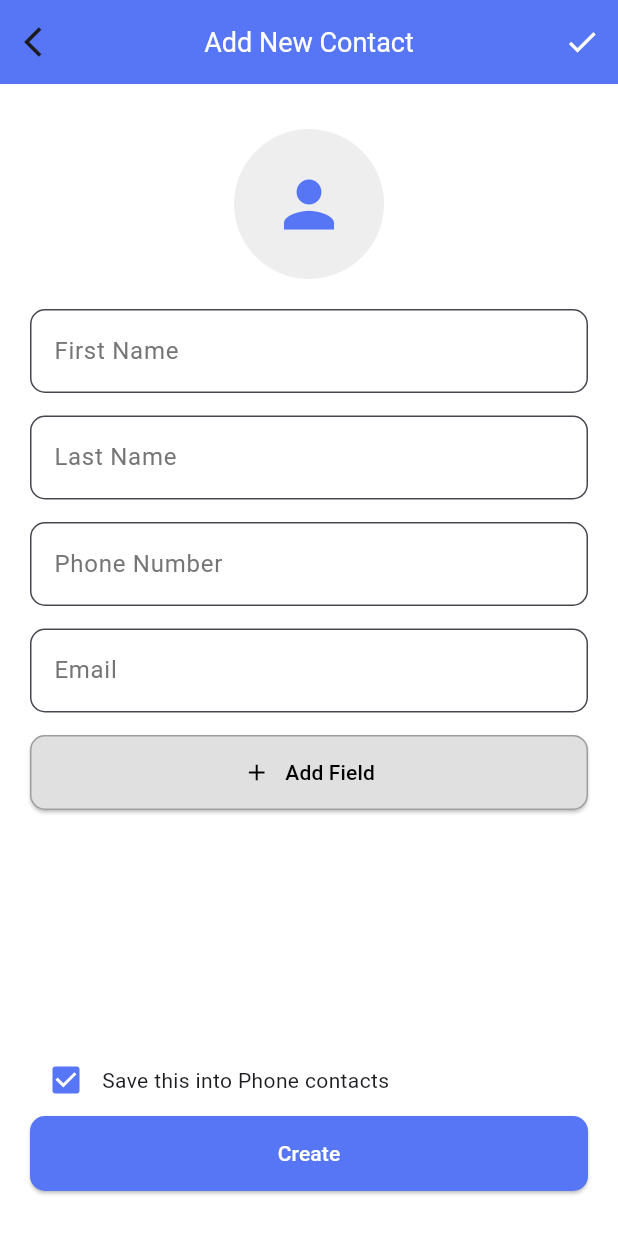
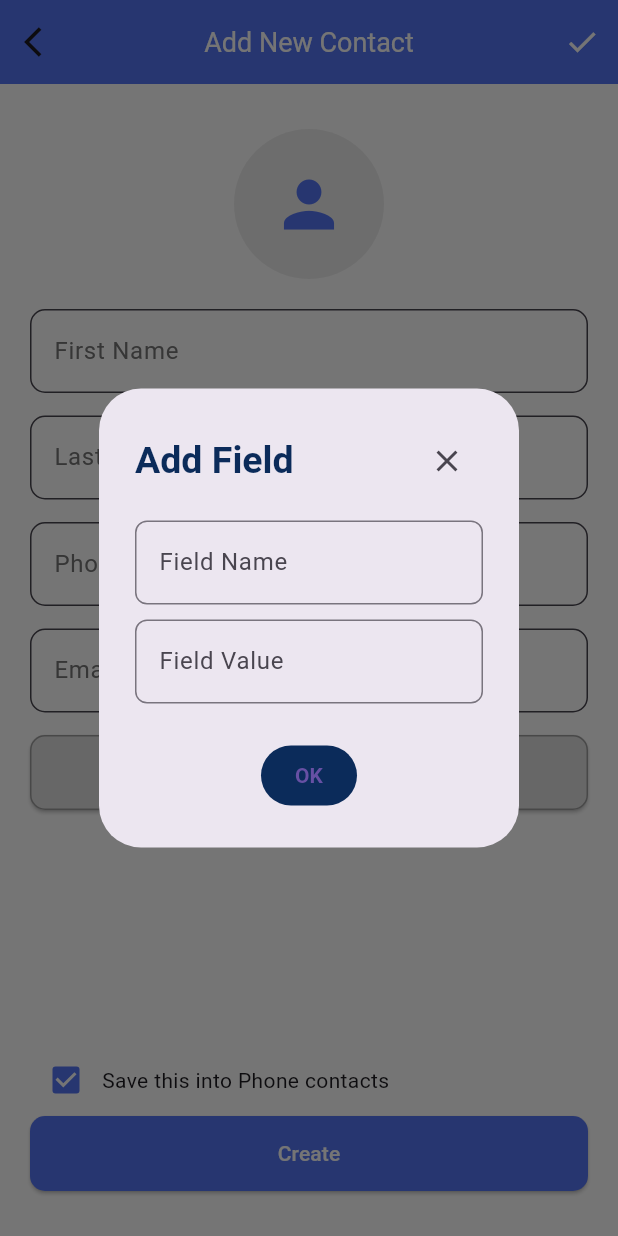
Before and after one commit to koshik8/contactSearch, a Flutter app: the AddContactPage screen opened directly, after a tap on "Add Field", on a phone screen of 412 x 824 dp. Run offline on Flutter 3.47's test engine with Material 3 defaults, Android fonts, the phone set to English and light mode, and no system bars; our stand-ins replace contacts_service, permission_handler.

Commit message:
third commit

```diff
--- a/lib/views/add_contact_page.dart
+++ b/lib/views/add_contact_page.dart
@@ -1,13 +1,14 @@
 import 'package:flutter/material.dart';
 import 'package:provider/provider.dart';
 import '../viewmodels/contact_viewmodel.dart';
-import '../models/contact_model.dart'; // Import the ContactModel
+import '../models/contact_model.dart';
 import 'package:permission_handler/permission_handler.dart';
 
 class AddContactPage extends StatefulWidget {
   const AddContactPage({super.key});
 
   @override
+  // ignore: library_private_types_in_public_api
   _AddContactPageState createState() => _AddContactPageState();
 }
 
@@ -16,7 +17,8 @@ class _AddContactPageState extends State<AddContactPage> {
   String lastName = '';
   String phno = '';
   String email = '';
-  bool? ree = true;
+  bool? saveToPhoneContacts = true; // Renamed for clarity
+  final List<Map<String, String>> customFields = []; // Store additional fields
 
   @override
   void initState() {
@@ -31,19 +33,92 @@ class _AddContactPageState extends State<AddContactPage> {
     }
   }
 
+  void _addCustomField() {
+    showDialog(
+      context: context,
+      builder: (context) {
+        String fieldName = '';
+        String fieldValue = '';
+
+        return AlertDialog(
+          title: Row(
+            mainAxisAlignment: MainAxisAlignment.spaceBetween,
+            children: [
+              const Text('Add Field'),
+              IconButton(
+                icon: const Icon(Icons.close),
+                onPressed: () => Navigator.pop(context),
+              ),
+            ],
+          ),
+          titleTextStyle: const TextStyle(
+              color: Color.fromARGB(255, 11, 43, 90),
+              fontWeight: FontWeight.w700,
+              fontSize: 25.0),
+          actions: [
+            Center(
+              child: TextButton(
+                style: TextButton.styleFrom(backgroundColor: const Color.fromARGB(255, 11, 43, 90),textStyle: const TextStyle(fontWeight: FontWeight.bold,color:Colors.white) ),
+                onPressed: () {
+                  if (fieldName.isNotEmpty && fieldValue.isNotEmpty) {
+                    setState(() {
+                      customFields.add({'name': fieldName, 'value': fieldValue});
+                    });
+                    Navigator.pop(context);
+                  } else {
+                    // Show an error message if fields are empty
+                    ScaffoldMessenger.of(context).showSnackBar(
+                      const SnackBar(content: Text('Both fields are required.')),
+                    );
+                  }
+                },
+                child: const Text('OK'),
+              ),
+            ),
+          ],
+          content: Column(
+            mainAxisSize: MainAxisSize.min,
+            children: [
+              TextField(
+                decoration: InputDecoration(labelText: 'Field Name',border: OutlineInputBorder(
+                  borderRadius: BorderRadius.circular(8.0), // Rounded corners
+                  borderSide: const BorderSide(color: Colors.grey), // Border color
+                ),),
+                onChanged: (value) {
+                  fieldName = value;
+                },
+              ),
+              const SizedBox(height: 10),
+              TextField(
+                decoration:  InputDecoration(labelText: 'Field Value',border: OutlineInputBorder(
+                  borderRadius: BorderRadius.circular(8.0), // Rounded corners
+                  borderSide: const BorderSide(color: Colors.grey), // Border color
+                ),),
+                onChanged: (value) {
+                  fieldValue = value;
+                },
+              ),
+            ],
+          ),
+        );
+      },
+    );
+  }
+
   @override
   Widget build(BuildContext context) {
-    final contactViewModel = Provider.of<ContactViewModel>(context, listen: false);
+    final contactViewModel =
+        Provider.of<ContactViewModel>(context, listen: false);
 
     return Scaffold(
-      backgroundColor: Colors.white, // Match background as in the images
+        backgroundColor: Colors.white,
         appBar: AppBar(
           centerTitle: true,
           title: const Text(
             'Add New Contact',
-          style: TextStyle(color: Colors.white, fontSize: 18), // Match text style in images
+            style: TextStyle(color: Colors.white, fontSize: 18),
           ),
-        backgroundColor: const Color(0xFF5676F5), // Blue color in image
+          backgroundColor: const Color(0xFF5676F5),
           leading: IconButton(
             icon: const Icon(Icons.arrow_back_ios),
             onPressed: () {
@@ -58,12 +133,18 @@ class _AddContactPageState extends State<AddContactPage> {
                   contactViewModel.addContact(ContactModel(
                     firstName: firstName.isEmpty ? 'Unnamed' : firstName,
                     lastName: lastName.isEmpty ? '' : lastName,
-                  phoneNumbers: {},
+                    phoneNumbers: {'Mobile': phno},
+                    email: email,
+                    isVerified:
+                        false, // Set newly created contact to not verified
+                    // Adding custom fields to the contact if needed
                   ));
                   Navigator.pop(context);
                 } else {
                   ScaffoldMessenger.of(context).showSnackBar(
-                  const SnackBar(content: Text('At least a first or last name is required.')),
+                    const SnackBar(
+                        content:
+                            Text('At least a first or last name is required.')),
                   );
                 }
               },
@@ -75,26 +156,24 @@ class _AddContactPageState extends State<AddContactPage> {
           child: Column(
             crossAxisAlignment: CrossAxisAlignment.center,
             children: [
-            // Profile image section
               CircleAvatar(
                 radius: 50,
-              backgroundColor: Colors.grey[200], // Matches background color in the image
+                backgroundColor: Colors.grey[200],
                 child: const Icon(
                   Icons.person,
                   size: 50,
-                color: Color(0xFF5676F5), // Use matching color for the icon
+                  color: Color(0xFF5676F5),
                 ),
               ),
               const SizedBox(height: 20),
-            // First name input
               TextField(
                 decoration: InputDecoration(
                   labelText: 'First Name',
-                labelStyle: TextStyle(color: Colors.grey[600]), // Style matching the image
+                  labelStyle: TextStyle(color: Colors.grey[600]),
                   fillColor: Colors.white,
                   filled: true,
                   border: OutlineInputBorder(
-                  borderRadius: BorderRadius.circular(10.0), // Rounded input fields
+                    borderRadius: BorderRadius.circular(10.0),
                   ),
                 ),
                 onChanged: (value) {
@@ -103,8 +182,7 @@ class _AddContactPageState extends State<AddContactPage> {
                   });
                 },
               ),
-            const SizedBox(height: 15 ),
-            // Last name input
+              const SizedBox(height: 15),
               TextField(
                 decoration: InputDecoration(
                   labelText: 'Last Name',
@@ -121,8 +199,7 @@ class _AddContactPageState extends State<AddContactPage> {
                   });
                 },
               ),
-            const SizedBox(height: 15 ),
-            // Phone number input
+              const SizedBox(height: 15),
               TextField(
                 decoration: InputDecoration(
                   labelText: 'Phone Number',
@@ -139,8 +216,7 @@ class _AddContactPageState extends State<AddContactPage> {
                   });
                 },
               ),
-            const SizedBox(height: 15 ),
-            // Email input
+              const SizedBox(height: 15),
               TextField(
                 decoration: InputDecoration(
                   labelText: 'Email',
@@ -158,47 +234,68 @@ class _AddContactPageState extends State<AddContactPage> {
                 },
               ),
               const SizedBox(height: 15),
-            // Pick contact button
+
+              // Dynamic fields added here
+              ...customFields.map((field) {
+                return Padding(
+                  padding: const EdgeInsets.only(bottom: 15.0),
+                  child: TextField(
+                    decoration: InputDecoration(
+                      labelText: '${field['name']}',
+                      labelStyle: TextStyle(color: Colors.grey[600]),
+                      fillColor: Colors.white,
+                      filled: true,
+                      border: OutlineInputBorder(
+                        borderRadius: BorderRadius.circular(10.0),
+                      ),
+                    ),
+                    onChanged: (value) {
+                      // You can handle the value of the custom fields here if needed
+                    },
+                  ),
+                );
+              // ignore: unnecessary_to_list_in_spreads
+              }).toList(),
+
               ElevatedButton(
                 style: ElevatedButton.styleFrom(
-                backgroundColor: Colors.grey[300], // Gray background button in the image
+                  backgroundColor: Colors.grey[300],
                   minimumSize: const Size(double.infinity, 50),
                   shape: RoundedRectangleBorder(
-                  borderRadius: BorderRadius.circular(10.0), // Rounded button
+                    borderRadius: BorderRadius.circular(10.0),
                   ),
-                side: const BorderSide(color: Colors.grey), // Border around button
+                  side: const BorderSide(color: Colors.grey),
                 ),
-              onPressed: () async {
-                await requestContactPermission();
-                contactViewModel.pickContact();
+                onPressed: () {
+                  _addCustomField(); // Call the method to show dialog
                 },
-              child: Row(
+                child: const Row(
                   mainAxisAlignment: MainAxisAlignment.center,
-                children: const [
-                  Icon(Icons.add, color: Colors.black), // Add icon
+                  children: [
+                    Icon(Icons.add, color: Colors.black),
                     SizedBox(width: 10),
-                  Text(
-                    'Add Field',
-                    style: TextStyle(color: Colors.black), // Black text for the button
-                  ),
+                    Text('Add Field', style: TextStyle(color: Colors.black)),
                   ],
                 ),
               ),
-            const Spacer(), // Push 'Create' button to the bottom
+              const Spacer(),
               Row(
                 children: [
                   Checkbox(
-
-                  activeColor: const Color(0xFF5676F5), value: ree, onChanged: (bool? value) { setState(() {
-                  ree = value ;
-                }); },
+                    activeColor: const Color(0xFF5676F5),
+                    value: saveToPhoneContacts,
+                    onChanged: (bool? value) {
+                      setState(() {
+                        saveToPhoneContacts = value;
+                      });
+                    },
                   ),
                   const Text('Save this into Phone contacts'),
                 ],
               ),
               ElevatedButton(
                 style: ElevatedButton.styleFrom(
-                backgroundColor: const Color(0xFF5676F5), // Blue color for the button
+                  backgroundColor: const Color(0xFF5676F5),
                   minimumSize: const Size(double.infinity, 50),
                   shape: RoundedRectangleBorder(
                     borderRadius: BorderRadius.circular(10.0),
@@ -206,24 +303,27 @@ class _AddContactPageState extends State<AddContactPage> {
                 ),
                 onPressed: () {
                   if (firstName.isNotEmpty || lastName.isNotEmpty) {
-                  contactViewModel.addContact(ContactModel(
+                    final newContact = ContactModel(
                       firstName: firstName.isEmpty ? 'Unnamed' : firstName,
                       lastName: lastName.isEmpty ? '' : lastName,
-                    phoneNumbers: {},
-
-                  ));
-                  Navigator.pop(context,true);
+                      phoneNumbers: {'Mobile': phno},
+                      email: email,
+                      isVerified: false, // Ensure the contact is not verified
+                    );
+                    Navigator.pop(context, newContact); // Pass back the contact
                   } else {
                     ScaffoldMessenger.of(context).showSnackBar(
-                    const SnackBar(content: Text('At least a first or last name is required.')),
+                      const SnackBar(
+                          content: Text(
+                              'At least a first or last name is required.')),
                     );
                   }
                 },
-              child: const Text('Create', style: TextStyle(color: Colors.white)),
+                child:
+                    const Text('Create', style: TextStyle(color: Colors.white)),
               ),
             ],
           ),
-      ),
-    );
+        ));
   }
 }
```
Also changed, not shown: lib/main.dart (+12 -12 lines), lib/views/team_screen.dart (+38 -46 lines). Lines whose indentation alone changed are shown as unchanged.
